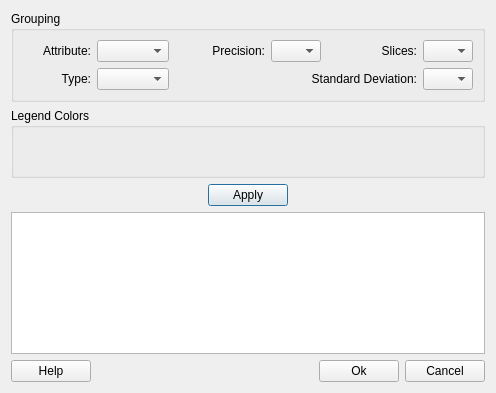
First picture: the form in src/terralib/qt/widgets/layer/ui/Legend.ui, repository claudiobogossian/terralib5, before the edit.
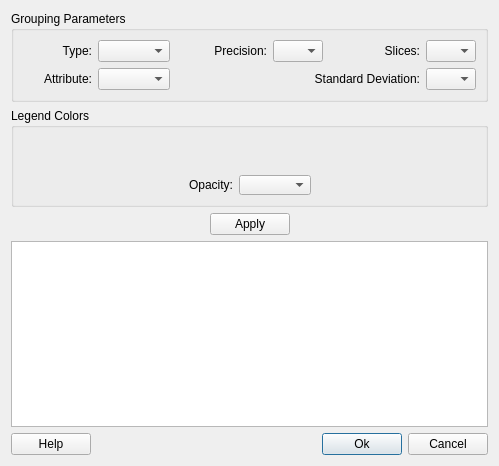
Second picture: the form after the edit. Custom widgets are drawn as their Qt base class.

Commit message: Included the opacity combobox.

Patch:
```diff
--- a/src/terralib/qt/widgets/layer/ui/Legend.ui
+++ b/src/terralib/qt/widgets/layer/ui/Legend.ui
@@ -6,8 +6,8 @@
    <rect>
     <x>0</x>
     <y>0</y>
-    <width>496</width>
-    <height>393</height>
+    <width>499</width>
+    <height>466</height>
    </rect>
   </property>
   <property name="minimumSize">
@@ -23,10 +23,10 @@
    <item row="0" column="0">
     <widget class="QGroupBox" name="groupBox">
      <property name="title">
-      <string>Grouping</string>
+      <string>Grouping Parameters</string>
      </property>
      <layout class="QGridLayout" name="gridLayout">
-      <item row="1" column="0">
+      <item row="0" column="0">
        <layout class="QHBoxLayout" name="horizontalLayout_2">
         <item>
          <widget class="QLabel" name="typelabel">
@@ -43,23 +43,6 @@
         </item>
        </layout>
       </item>
-      <item row="0" column="0">
-       <layout class="QHBoxLayout" name="horizontalLayout_3">
-        <item>
-         <widget class="QLabel" name="AttributeLabel">
-          <property name="text">
-           <string>Attribute:</string>
-          </property>
-          <property name="alignment">
-           <set>Qt::AlignRight|Qt::AlignTrailing|Qt::AlignVCenter</set>
-          </property>
-         </widget>
-        </item>
-        <item>
-         <widget class="QComboBox" name="attributeComboBox"/>
-        </item>
-       </layout>
-      </item>
       <item row="0" column="1">
        <layout class="QHBoxLayout" name="horizontalLayout_4">
         <item>
@@ -114,6 +97,23 @@
         </item>
        </layout>
       </item>
+      <item row="1" column="0">
+       <layout class="QHBoxLayout" name="horizontalLayout_3">
+        <item>
+         <widget class="QLabel" name="AttributeLabel">
+          <property name="text">
+           <string>Attribute:</string>
+          </property>
+          <property name="alignment">
+           <set>Qt::AlignRight|Qt::AlignTrailing|Qt::AlignVCenter</set>
+          </property>
+         </widget>
+        </item>
+        <item>
+         <widget class="QComboBox" name="attributeComboBox"/>
+        </item>
+       </layout>
+      </item>
       <item row="1" column="1" colspan="2">
        <layout class="QHBoxLayout" name="horizontalLayout_6">
         <item>
@@ -153,8 +153,71 @@
       <string>Legend Colors</string>
      </property>
      <layout class="QGridLayout" name="gridLayout_2">
-      <item row="0" column="0">
-       <widget class="te::qt::qwt::ColorBar" name="colorBar" native="true"/>
+      <item row="0" column="0" colspan="4">
+       <widget class="te::qt::qwt::ColorBar" name="colorBar" native="true">
+        <property name="minimumSize">
+         <size>
+          <width>0</width>
+          <height>25</height>
+         </size>
+        </property>
+       </widget>
+      </item>
+      <item row="1" column="1" colspan="2">
+       <spacer name="verticalSpacer">
+        <property name="orientation">
+         <enum>Qt::Vertical</enum>
+        </property>
+        <property name="sizeHint" stdset="0">
+         <size>
+          <width>20</width>
+          <height>12</height>
+         </size>
+        </property>
+       </spacer>
+      </item>
+      <item row="2" column="0">
+       <spacer name="horizontalSpacer_4">
+        <property name="orientation">
+         <enum>Qt::Horizontal</enum>
+        </property>
+        <property name="sizeHint" stdset="0">
+         <size>
+          <width>144</width>
+          <height>20</height>
+         </size>
+        </property>
+       </spacer>
+      </item>
+      <item row="2" column="1">
+       <widget class="QLabel" name="opacityLabel">
+        <property name="text">
+         <string>Opacity:</string>
+        </property>
+       </widget>
+      </item>
+      <item row="2" column="2">
+       <widget class="QComboBox" name="opacityComboBox">
+        <property name="minimumSize">
+         <size>
+          <width>0</width>
+          <height>20</height>
+         </size>
+        </property>
+       </widget>
+      </item>
+      <item row="2" column="3">
+       <spacer name="horizontalSpacer_5">
+        <property name="orientation">
+         <enum>Qt::Horizontal</enum>
+        </property>
+        <property name="sizeHint" stdset="0">
+         <size>
+          <width>145</width>
+          <height>20</height>
+         </size>
+        </property>
+       </spacer>
       </item>
      </layout>
     </widget>
@@ -179,6 +242,9 @@
        <property name="text">
         <string>Apply</string>
        </property>
+       <property name="autoDefault">
+        <bool>false</bool>
+       </property>
       </widget>
      </item>
      <item>
@@ -206,6 +272,12 @@
        <property name="text">
         <string>Help</string>
        </property>
+       <property name="autoDefault">
+        <bool>false</bool>
+       </property>
+       <property name="default">
+        <bool>false</bool>
+       </property>
       </widget>
      </item>
      <item>
@@ -226,6 +298,9 @@
        <property name="text">
         <string>Ok</string>
        </property>
+       <property name="default">
+        <bool>true</bool>
+       </property>
       </widget>
      </item>
      <item>
@@ -233,6 +308,9 @@
        <property name="text">
         <string>Cancel</string>
        </property>
+       <property name="autoDefault">
+        <bool>false</bool>
+       </property>
       </widget>
      </item>
     </layout>
```
Left out of the diff: 3 changed lines with no effect on the pictures.
